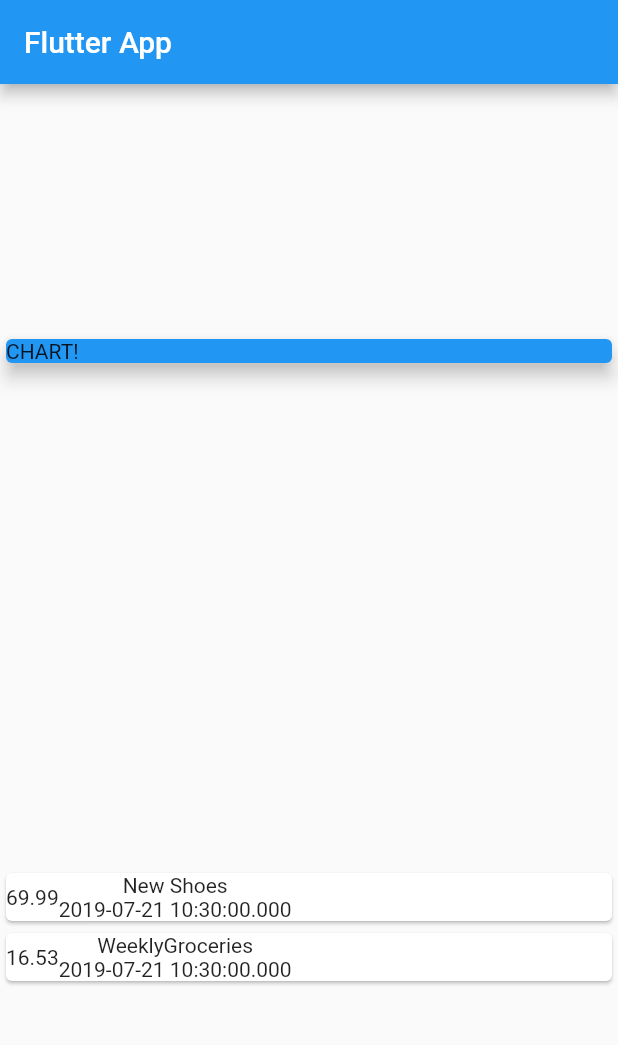
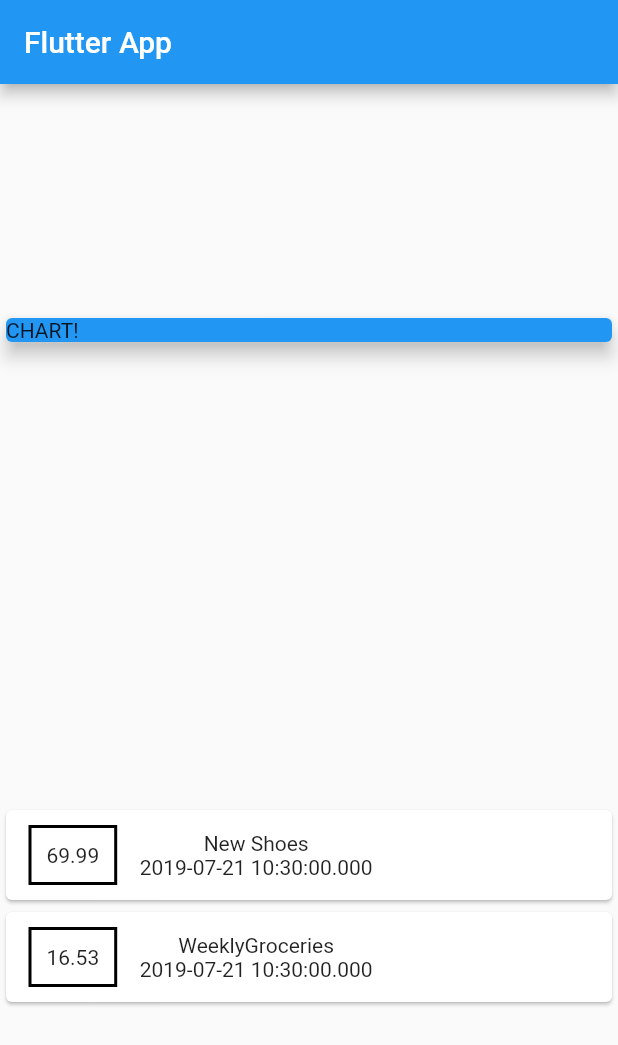
Before and after one commit to sthprashant/personal_expenses_app, a Flutter app: the screen it shows after launch, on a phone screen of 412 x 824 dp. Shown: the top 1045 px of the screen. Run offline on Flutter 3.47's test engine with Material 2 defaults, Android fonts, the phone set to English and light mode, and no system bars.

Commit message:
styling a container

```diff
--- a/lib/main.dart
+++ b/lib/main.dart
@@ -54,6 +54,17 @@ class MyHomePage extends StatelessWidget {
               child: Row(
                 children: <Widget>[
                   Container(
+                    margin: EdgeInsets.symmetric(
+                      vertical: 10,
+                      horizontal: 15,
+                    ),
+                    decoration: BoxDecoration(
+                      border: Border.all(
+                        color: Colors.black,
+                        width: 2,
+                      ),
+                    ),
+                    padding: EdgeInsets.all(10.0),
                     child: Text(
                       tx.amount.toString(),
                     ),
```
